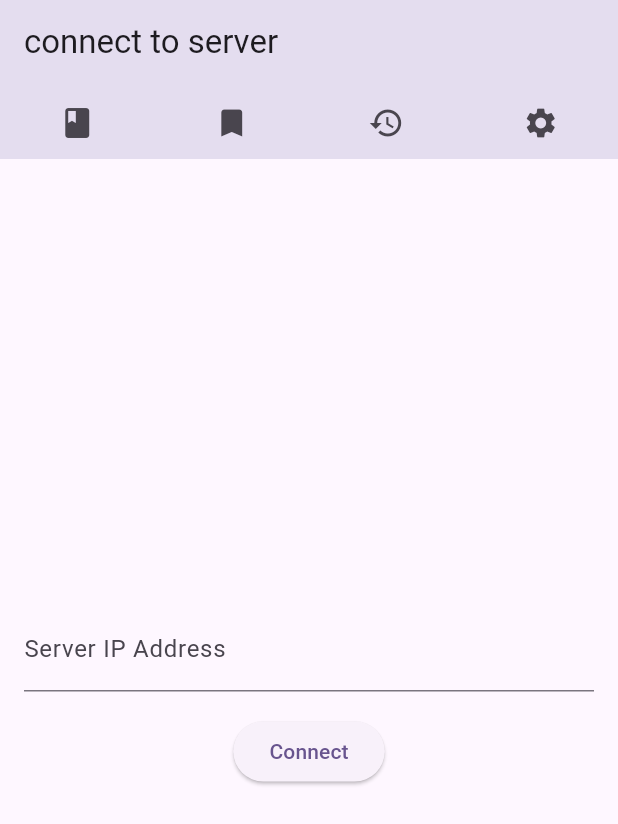
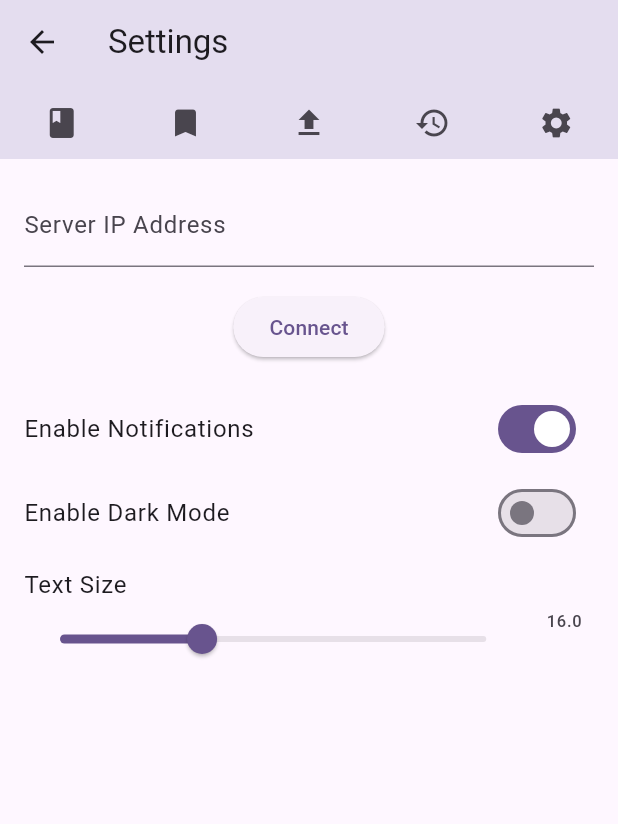
Before and after one commit to STRockefeller/langdida-ui, a Flutter app: the screen it shows after launch, after a tap on the "settings" icon, on a phone screen of 412 x 824 dp. Shown: the top 824 px of the screen. Run offline on Flutter 3.47's test engine with Material 2 defaults, Android fonts, the phone set to English and light mode, and no system bars; our stand-ins replace dio, get_storage.

Commit message:
feat: connection checking

```diff
--- a/lib/main.dart
+++ b/lib/main.dart
@@ -1,7 +1,13 @@
 import 'package:flutter/material.dart';
 import 'package:langdida_ui/src/features/entry_page/entry_page.dart';
+import 'package:get_storage/get_storage.dart';
 
-void main() {
+void main() async{
+  await GetStorage.init();
+  final box = GetStorage();
+  box.listenKey("server_address", (value) {
+    print("server_address changed to $value");
+  });
   runApp(const MyApp());
 }
 
--- /dev/null
+++ b/lib/src/components/api_url_input.dart
@@ -0,0 +1,54 @@
+import 'package:flutter/material.dart';
+import 'package:get_storage/get_storage.dart';
+import 'package:langdida_ui/src/components/flash_message.dart';
+import 'package:langdida_ui/src/utils/connections.dart';
+
+class ServerAddressInput extends StatelessWidget {
+  ServerAddressInput({required Key key}) : super(key: key);
+
+  final GetStorage _storage = GetStorage();
+  final TextEditingController controller = TextEditingController();
+  void onSubmit(BuildContext context) {
+    String serverAddress = controller.text.trim();
+    if (serverAddress.isNotEmpty) {
+      // save the server address
+      _storage.write('server_address', serverAddress);
+      // connect to the server
+      Connections.isConnected().then((ok) => {
+            if (ok)
+              {
+                showFlashMessage(context, "Connected to $serverAddress")
+              }
+            else
+              {
+                showFlashMessage(context, "Failed to connected to $serverAddress")
+              }
+          });
+    }
+  }
+
+  @override
+  Widget build(BuildContext context) {
+    return Padding(
+      padding: const EdgeInsets.all(16.0),
+      child: Column(
+        mainAxisAlignment: MainAxisAlignment.center,
+        children: [
+          TextField(
+            controller: controller
+              ..text = _storage.read('server_address') ?? '',
+            decoration: const InputDecoration(
+              labelText: 'Server IP Address',
+              hintText: 'Enter the server IP address',
+            ),
+          ),
+          const SizedBox(height: 16.0),
+          ElevatedButton(
+            onPressed: () => onSubmit(context),
+            child: const Text('Connect'),
+          ),
+        ],
+      ),
+    );
+  }
+}
--- a/lib/src/components/app_bar.dart
+++ b/lib/src/components/app_bar.dart
@@ -1,10 +1,12 @@
 import 'package:flutter/material.dart';
 
-AppBar newLangDiDaAppBar(String title) {
+import '../features/settings/settings.dart';
+
+AppBar newLangDiDaAppBar(String title, BuildContext context) {
   return AppBar(
     backgroundColor: const Color.fromARGB(255, 228, 221, 239),
     title: Text(title),
-    // buttons redirect to different pages (Reading, Reviewing, Logs, and Settings)
+    // buttons redirect to different pages (Reading, Reviewing, Uploading, Logs, and Settings)
     bottom: PreferredSize(
       preferredSize: const Size.fromHeight(50),
       child: Row(
@@ -12,28 +14,37 @@ AppBar newLangDiDaAppBar(String title) {
           Expanded(
             child: IconButton(
               icon: const Icon(Icons.book),
-              onPressed: () {
-              },
+              onPressed: () {},
             ),
           ),
           Expanded(
             child: IconButton(
               icon: const Icon(Icons.bookmark),
-              onPressed: () {
-              },
+              onPressed: () {},
+            ),
+          ),
+          Expanded(
+            child: IconButton(
+              icon: const Icon(Icons.upload),
+              onPressed: () {},
             ),
           ),
           Expanded(
             child: IconButton(
               icon: const Icon(Icons.history),
-              onPressed: () {
-              },
+              onPressed: () {},
             ),
           ),
           Expanded(
             child: IconButton(
               icon: const Icon(Icons.settings),
               onPressed: () {
+                Navigator.push(
+                    context,
+                    MaterialPageRoute(
+                        builder: (context) => SettingsPage(
+                              key: UniqueKey(),
+                            )));
               },
             ),
           ),
--- a/lib/src/features/entry_page/entry_page.dart
+++ b/lib/src/features/entry_page/entry_page.dart
@@ -62,7 +62,7 @@ class EntryPageState extends State<EntryPage> {
   @override
   Widget build(BuildContext context) {
     return Scaffold(
-      appBar: newLangDiDaAppBar("connect to server"),
+      appBar: newLangDiDaAppBar("connect to server", context),
       body: Center(
         child: _isLoading
             ? const CircularProgressIndicator()
--- /dev/null
+++ b/lib/src/features/settings/settings.dart
@@ -0,0 +1,61 @@
+import 'package:flutter/material.dart';
+import 'package:langdida_ui/src/components/app_bar.dart';
+import 'package:langdida_ui/src/components/api_url_input.dart';
+import 'package:get_storage/get_storage.dart';
+
+class SettingsPage extends StatefulWidget {
+  const SettingsPage({required Key key}) : super(key: key);
+  @override
+  SettingsPageState createState() => SettingsPageState();
+}
+
+class SettingsPageState extends State<SettingsPage> {
+  final GetStorage _storage = GetStorage();
+  bool _notificationsEnabled = true;
+  bool _darkModeEnabled = false;
+  double _textSizeValue = 16.0;
+
+  @override
+  Widget build(BuildContext context) {
+    return Scaffold(
+      appBar: newLangDiDaAppBar("Settings", context),
+      body: ListView(
+        children: [
+          ServerAddressInput(key: UniqueKey()),
+          SwitchListTile(
+            title: const Text("Enable Notifications"),
+            value: _notificationsEnabled,
+            onChanged: (bool value) {
+              setState(() {
+                _notificationsEnabled = value;
+              });
+            },
+          ),
+          SwitchListTile(
+            title: const Text("Enable Dark Mode"),
+            value: _darkModeEnabled,
+            onChanged: (bool value) {
+              setState(() {
+                _darkModeEnabled = value;
+              });
+            },
+          ),
+          ListTile(
+            title: const Text("Text Size"),
+            trailing: Text(_textSizeValue.toStringAsFixed(1)),
+            subtitle: Slider(
+              min: 12.0,
+              max: 24.0,
+              value: _textSizeValue,
+              onChanged: (double value) {
+                setState(() {
+                  _textSizeValue = value;
+                });
+              },
+            ),
+          ),
+        ],
+      ),
+    );
+  }
+}
--- /dev/null
+++ b/lib/src/utils/route_table.dart
@@ -0,0 +1,14 @@
+import 'package:flutter/widgets.dart';
+import 'package:langdida_ui/src/features/settings/settings.dart';
+
+import '../features/entry_page/entry_page.dart';
+
+enum RouteName {
+  entry,
+  settings,
+}
+
+final Map<RouteName, WidgetBuilder> routes = {
+  RouteName.settings: (context) => SettingsPage(key: UniqueKey()),
+  RouteName.entry: (context) => EntryPage(key: UniqueKey()),
+};
--- a/pubspec.yaml
+++ b/pubspec.yaml
@@ -36,6 +36,7 @@ dependencies:
   # Use with the CupertinoIcons class for iOS style icons.
   cupertino_icons: ^1.0.2
   get_storage: ^2.1.1
+  dio: ^5.1.1
 
 dev_dependencies:
   flutter_test:
```
Also changed, not shown: lib/src/components/flash_message.dart (added, +10 -0 lines), lib/src/utils/connections.dart (added, +18 -0 lines).
